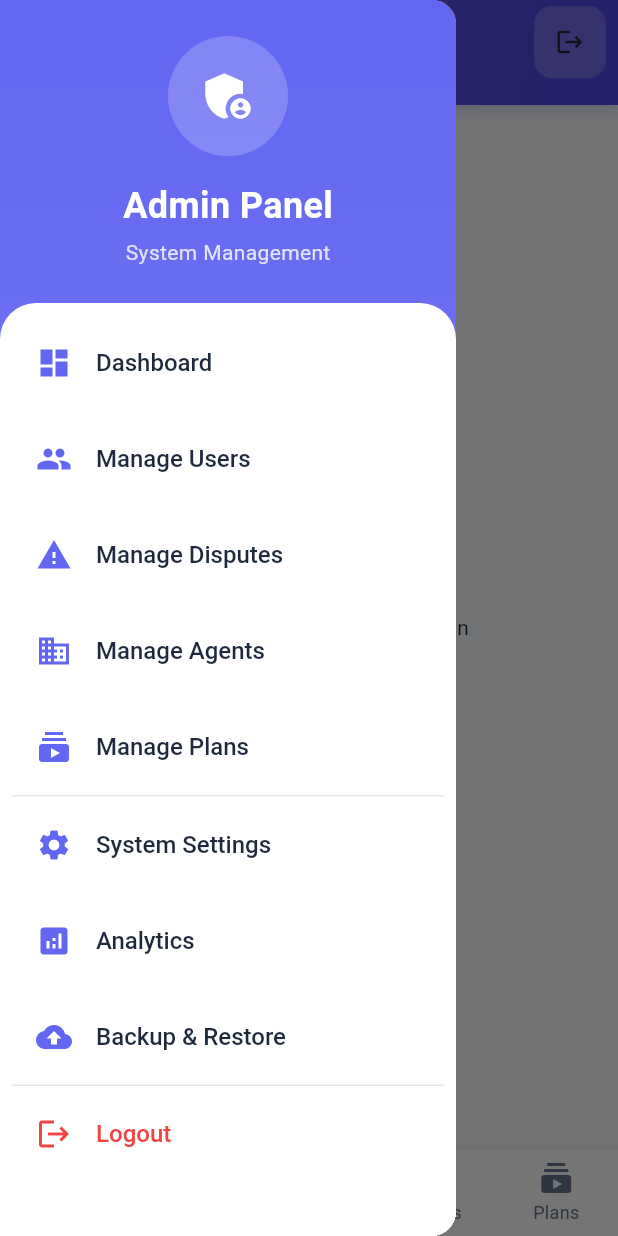
After one commit to T4z4r/apex-mobile-app, a Flutter app: the AdminNavigationScreen screen opened directly, with the side drawer open, on a phone screen of 412 x 824 dp. The commit adds this screen. Run offline on Flutter 3.47's test engine with Material 3 defaults, Android fonts, the phone set to English and light mode, and no system bars; our stand-ins replace fluttertoast, shared_preferences; accounts and stored records are empty.

Commit message:
feat: add admin based layout

```diff
--- a/lib/main.dart
+++ b/lib/main.dart
@@ -21,6 +21,7 @@ import 'screens/register_screen.dart';
 import 'screens/tenant_navigation_screen.dart';
 import 'screens/landlord_navigation_screen.dart';
 import 'screens/agent_navigation_screen.dart';
+import 'screens/admin_navigation_screen.dart';
 import 'screens/home_screen.dart';
 import 'screens/units_screen.dart';
 import 'screens/properties_screen.dart';
@@ -98,6 +99,8 @@ class AuthWrapper extends StatelessWidget {
           return LandlordNavigationScreen();
         case 'agent':
           return AgentNavigationScreen();
+        case 'admin':
+          return AdminNavigationScreen();
         default:
           return TenantNavigationScreen(); // Default fallback
       }
--- /dev/null
+++ b/lib/screens/admin_navigation_screen.dart
@@ -0,0 +1,431 @@
+import 'package:flutter/material.dart';
+import 'package:provider/provider.dart';
+import '../providers/auth_provider.dart';
+import '../theme/app_theme.dart';
+
+class AdminNavigationScreen extends StatefulWidget {
+  @override
+  _AdminNavigationScreenState createState() => _AdminNavigationScreenState();
+}
+
+class _AdminNavigationScreenState extends State<AdminNavigationScreen> {
+  int _selectedIndex = 0;
+
+  static final List<Widget> _screens = [
+    _AdminDashboardScreen(),
+    _AdminUsersScreen(),
+    _AdminDisputesScreen(),
+    _AdminAgentsScreen(),
+    _AdminPlansScreen(),
+  ];
+
+  static final List<String> _titles = [
+    'Admin Dashboard',
+    'Manage Users',
+    'Manage Disputes',
+    'Manage Agents',
+    'Manage Plans',
+  ];
+
+  void _onItemTapped(int index) {
+    setState(() {
+      _selectedIndex = index;
+    });
+  }
+
+  void _showLogoutConfirmation(BuildContext context, AuthProvider authProvider) {
+    showDialog(
+      context: context,
+      builder: (BuildContext context) {
+        return AlertDialog(
+          shape: RoundedRectangleBorder(
+            borderRadius: BorderRadius.circular(16),
+          ),
+          title: Row(
+            children: [
+              Icon(
+                Icons.logout,
+                color: AppTheme.primaryColor,
+                size: 28,
+              ),
+              const SizedBox(width: 12),
+              const Text(
+                'Logout',
+                style: TextStyle(
+                  fontWeight: FontWeight.w700,
+                ),
+              ),
+            ],
+          ),
+          content: const Text(
+            'Are you sure you want to logout?',
+            style: TextStyle(fontSize: 16),
+          ),
+          actions: [
+            TextButton(
+              onPressed: () => Navigator.of(context).pop(),
+              child: Text(
+                'Cancel',
+                style: TextStyle(color: AppTheme.textSecondaryColor),
+              ),
+            ),
+            ElevatedButton(
+              onPressed: () async {
+                Navigator.of(context).pop();
+                await authProvider.logout();
+                Navigator.pushReplacementNamed(context, '/login');
+              },
+              style: ElevatedButton.styleFrom(
+                backgroundColor: AppTheme.primaryColor,
+                foregroundColor: Colors.white,
+                shape: RoundedRectangleBorder(
+                  borderRadius: BorderRadius.circular(8),
+                ),
+              ),
+              child: const Text('Logout'),
+            ),
+          ],
+        );
+      },
+    );
+  }
+
+  @override
+  Widget build(BuildContext context) {
+    final authProvider = Provider.of<AuthProvider>(context);
+
+    return Scaffold(
+      appBar: PreferredSize(
+        preferredSize: const Size.fromHeight(70),
+        child: Container(
+          decoration: BoxDecoration(
+            gradient: AppTheme.primaryGradient,
+            boxShadow: [
+              BoxShadow(
+                color: AppTheme.primaryColor.withOpacity(0.3),
+                blurRadius: 8,
+                offset: const Offset(0, 2),
+              ),
+            ],
+          ),
+          child: AppBar(
+            title: Column(
+              crossAxisAlignment: CrossAxisAlignment.start,
+              children: [
+                Text(
+                  _titles[_selectedIndex],
+                  style: const TextStyle(
+                    fontSize: 20,
+                    fontWeight: FontWeight.w700,
+                    color: Colors.white,
+                  ),
+                ),
+                if (authProvider.userName != null)
+                  Text(
+                    'Welcome back, ${authProvider.userName}',
+                    style: TextStyle(
+                      fontSize: 12,
+                      fontWeight: FontWeight.w400,
+                      color: Colors.white.withOpacity(0.8),
+                    ),
+                  ),
+              ],
+            ),
+            backgroundColor: Colors.transparent,
+            elevation: 0,
+            foregroundColor: Colors.white,
+            leading: Builder(
+              builder: (context) => Container(
+                margin: const EdgeInsets.all(8),
+                decoration: BoxDecoration(
+                  color: Colors.white.withOpacity(0.2),
+                  borderRadius: BorderRadius.circular(12),
+                ),
+                child: IconButton(
+                  icon: const Icon(Icons.menu, size: 20),
+                  onPressed: () => Scaffold.of(context).openDrawer(),
+                  tooltip: 'Menu',
+                ),
+              ),
+            ),
+            actions: [
+              Container(
+                margin: const EdgeInsets.symmetric(horizontal: 8),
+                decoration: BoxDecoration(
+                  color: Colors.white.withOpacity(0.2),
+                  borderRadius: BorderRadius.circular(12),
+                ),
+                child: IconButton(
+                  icon: const Icon(Icons.logout, size: 20),
+                  onPressed: () => _showLogoutConfirmation(context, authProvider),
+                  tooltip: 'Logout',
+                ),
+              ),
+            ],
+          ),
+        ),
+      ),
+      drawer: _buildDrawer(context),
+      body: _screens[_selectedIndex],
+      bottomNavigationBar: BottomNavigationBar(
+        items: const <BottomNavigationBarItem>[
+          BottomNavigationBarItem(
+            icon: Icon(Icons.dashboard),
+            label: 'Dashboard',
+          ),
+          BottomNavigationBarItem(
+            icon: Icon(Icons.people),
+            label: 'Users',
+          ),
+          BottomNavigationBarItem(
+            icon: Icon(Icons.report_problem),
+            label: 'Disputes',
+          ),
+          BottomNavigationBarItem(
+            icon: Icon(Icons.business),
+            label: 'Agents',
+          ),
+          BottomNavigationBarItem(
+            icon: Icon(Icons.subscriptions),
+            label: 'Plans',
+          ),
+        ],
+        currentIndex: _selectedIndex,
+        selectedItemColor: AppTheme.primaryColor,
+        unselectedItemColor: AppTheme.textSecondaryColor,
+        onTap: _onItemTapped,
+        type: BottomNavigationBarType.fixed,
+        backgroundColor: Colors.white,
+        elevation: 8,
+      ),
+    );
+  }
+
+  Widget _buildDrawer(BuildContext context) {
+    return Drawer(
+      child: Container(
+        decoration: BoxDecoration(
+          gradient: LinearGradient(
+            begin: Alignment.topCenter,
+            end: Alignment.bottomCenter,
+            colors: [
+              AppTheme.primaryColor,
+              AppTheme.primaryColor.withOpacity(0.8),
+            ],
+          ),
+        ),
+        child: SafeArea(
+          child: Column(
+            children: [
+              // Header
+              Container(
+                padding: const EdgeInsets.all(24),
+                child: Column(
+                  children: [
+                    Container(
+                      width: 80,
+                      height: 80,
+                      decoration: BoxDecoration(
+                        color: Colors.white.withOpacity(0.2),
+                        shape: BoxShape.circle,
+                      ),
+                      child: const Icon(
+                        Icons.admin_panel_settings,
+                        color: Colors.white,
+                        size: 40,
+                      ),
+                    ),
+                    const SizedBox(height: 16),
+                    const Text(
+                      'Admin Panel',
+                      style: TextStyle(
+                        color: Colors.white,
+                        fontSize: 24,
+                        fontWeight: FontWeight.w700,
+                      ),
+                    ),
+                    const SizedBox(height: 4),
+                    Text(
+                      'System Management',
+                      style: TextStyle(
+                        color: Colors.white.withOpacity(0.8),
+                        fontSize: 14,
+                      ),
+                    ),
+                  ],
+                ),
+              ),
+
+              // Menu Items
+              Expanded(
+                child: Container(
+                  decoration: const BoxDecoration(
+                    color: Colors.white,
+                    borderRadius: BorderRadius.only(
+                      topLeft: Radius.circular(24),
+                      topRight: Radius.circular(24),
+                    ),
+                  ),
+                  child: ListView(
+                    padding: const EdgeInsets.all(8),
+                    children: [
+                      _buildDrawerItem(
+                        icon: Icons.dashboard,
+                        title: 'Dashboard',
+                        onTap: () {
+                          Navigator.pop(context);
+                          setState(() => _selectedIndex = 0);
+                        },
+                      ),
+                      _buildDrawerItem(
+                        icon: Icons.people,
+                        title: 'Manage Users',
+                        onTap: () {
+                          Navigator.pop(context);
+                          setState(() => _selectedIndex = 1);
+                        },
+                      ),
+                      _buildDrawerItem(
+                        icon: Icons.report_problem,
+                        title: 'Manage Disputes',
+                        onTap: () {
+                          Navigator.pop(context);
+                          setState(() => _selectedIndex = 2);
+                        },
+                      ),
+                      _buildDrawerItem(
+                        icon: Icons.business,
+                        title: 'Manage Agents',
+                        onTap: () {
+                          Navigator.pop(context);
+                          setState(() => _selectedIndex = 3);
+                        },
+                      ),
+                      _buildDrawerItem(
+                        icon: Icons.subscriptions,
+                        title: 'Manage Plans',
+                        onTap: () {
+                          Navigator.pop(context);
+                          setState(() => _selectedIndex = 4);
+                        },
+                      ),
+                      const Divider(),
+                      _buildDrawerItem(
+                        icon: Icons.settings,
+                        title: 'System Settings',
+                        onTap: () {
+                          Navigator.pop(context);
+                          // TODO: Navigate to settings screen
+                        },
+                      ),
+                      _buildDrawerItem(
+                        icon: Icons.analytics,
+                        title: 'Analytics',
+                        onTap: () {
+                          Navigator.pop(context);
+                          // TODO: Navigate to analytics screen
+                        },
+                      ),
+                      _buildDrawerItem(
+                        icon: Icons.backup,
+                        title: 'Backup & Restore',
+                        onTap: () {
+                          Navigator.pop(context);
+                          // TODO: Navigate to backup screen
+                        },
+                      ),
+                      const Divider(),
+                      _buildDrawerItem(
+                        icon: Icons.logout,
+                        title: 'Logout',
+                        color: AppTheme.errorColor,
+                        onTap: () {
+                          Navigator.pop(context);
+                          final authProvider = Provider.of<AuthProvider>(context, listen: false);
+                          _showLogoutConfirmation(context, authProvider);
+                        },
+                      ),
+                    ],
+                  ),
+                ),
+              ),
+            ],
+          ),
+        ),
+      ),
+    );
+  }
+
+  Widget _buildDrawerItem({
+    required IconData icon,
+    required String title,
+    required VoidCallback onTap,
+    Color? color,
+  }) {
+    return ListTile(
+      leading: Icon(
+        icon,
+        color: color ?? AppTheme.primaryColor,
+      ),
+      title: Text(
+        title,
+        style: TextStyle(
+          color: color ?? AppTheme.textPrimaryColor,
+          fontWeight: FontWeight.w500,
+        ),
+      ),
+      onTap: onTap,
+      shape: RoundedRectangleBorder(
+        borderRadius: BorderRadius.circular(12),
+      ),
+      tileColor: Colors.transparent,
+      contentPadding: const EdgeInsets.symmetric(horizontal: 16, vertical: 4),
+    );
+  }
+}
+
+// Placeholder screens for admin management
+class _AdminDashboardScreen extends StatelessWidget {
+  @override
+  Widget build(BuildContext context) {
+    return Center(
+      child: Text('Admin Dashboard - Coming Soon'),
+    );
+  }
+}
+
+class _AdminUsersScreen extends StatelessWidget {
+  @override
+  Widget build(BuildContext context) {
+    return Center(
+      child: Text('Manage Users - Coming Soon'),
+    );
+  }
+}
+
+class _AdminDisputesScreen extends StatelessWidget {
+  @override
+  Widget build(BuildContext context) {
+    return Center(
+      child: Text('Manage Disputes - Coming Soon'),
+    );
+  }
+}
+
+class _AdminAgentsScreen extends StatelessWidget {
+  @override
+  Widget build(BuildContext context) {
+    return Center(
+      child: Text('Manage Agents - Coming Soon'),
+    );
+  }
+}
+
+class _AdminPlansScreen extends StatelessWidget {
+  @override
+  Widget build(BuildContext context) {
+    return Center(
+      child: Text('Manage Plans - Coming Soon'),
+    );
+  }
+}
```
